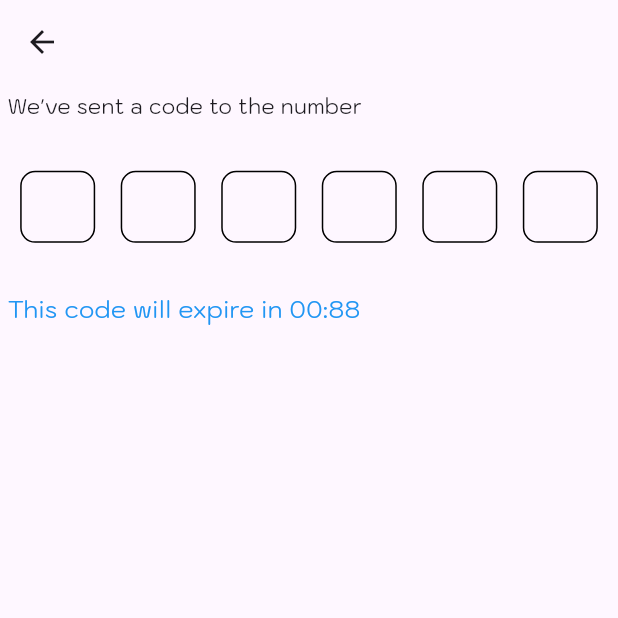
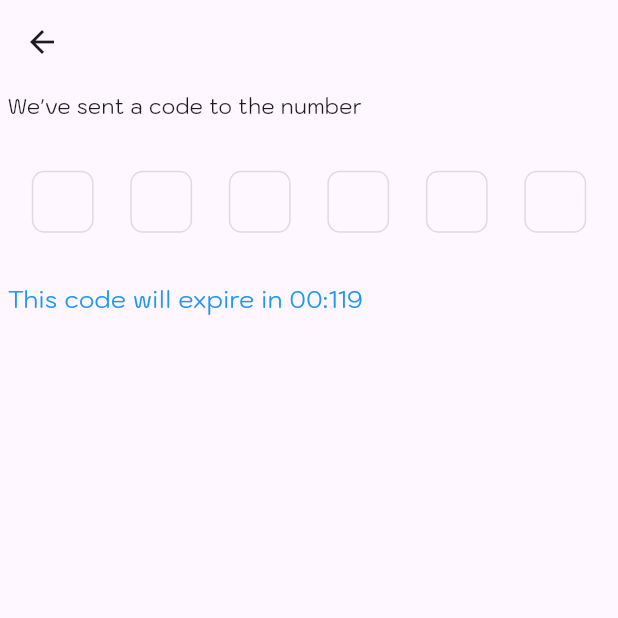
Before and after one commit to jerrito/gemini_app, a Flutter app: the OTPPage screen opened directly with empty values, on a phone screen of 412 x 824 dp, the top half of it. Run offline on Flutter 3.47's test engine with Material 3 defaults, Android fonts, the phone set to English and light mode, and no system bars; drawn by our look-alikes of otp_text_field, pinput; our stand-ins replace bloc, cached_network_image, cloud_firestore, dartz, equatable, file_picker and 19 more; missing offline and left inert: data_connection_checker_nulls, firebase_app_check, telephony; accounts and stored records are empty; generated files the repository leaves out were written again; project files that could hold a hidden picture were left out.

Commit message:
add: otp impl

```diff
--- a/lib/features/authentication/presentation/pages/otp_page.dart
+++ b/lib/features/authentication/presentation/pages/otp_page.dart
@@ -1,6 +1,9 @@
 // ignore_for_file: public_member_api_docs, sort_constructors_first
+import 'dart:async';
+
 import 'package:firebase_auth/firebase_auth.dart';
 import 'package:flutter/material.dart';
+import 'package:flutter/widgets.dart';
 import 'package:flutter_bloc/flutter_bloc.dart';
 import 'package:gemini/core/size/sizes.dart';
 import 'package:gemini/core/spacing/whitspacing.dart';
@@ -12,6 +15,7 @@ import 'package:go_router/go_router.dart';
 //import 'package:house_rental_admin/src/home/presentation/pages/home_page.dart';
 import 'package:otp_text_field/otp_text_field.dart';
 import 'package:otp_text_field/style.dart';
+import 'package:pinput/pinput.dart';
 import 'package:telephony/telephony.dart';
 
 class OTPRequest {
@@ -75,9 +79,11 @@ class _OTPPageState extends State<OTPPage> {
     }
   }
 
+  final PinController = TextEditingController();
   @override
   void initState() {
     super.initState();
+    timeCount();
     telephony.listenIncomingSms(
       onNewMessage: (SmsMessage message) {
         // print(message.address); //+977981******67, sender nubmer
@@ -94,6 +100,7 @@ class _OTPPageState extends State<OTPPage> {
           //prase code from the OTP sms
           // print("This is $otpcode");
           otpBox.set(otpcode.split(""));
+          PinController.append(otpcode, 6);
           //split otp code to list of number
           //and populate to otb boxes
           setState(() {});
@@ -126,35 +133,27 @@ class _OTPPageState extends State<OTPPage> {
                 isSuccessMessage: true,
               );
             }
+            if (state is CacheTokenError) {
+              showSnackbar(context: context, message: "Error caching token");
+            }
+            if (state is CacheTokenLoaded) {
+              context.pushNamed("signup", queryParameters: {"phoneNumber": ""});
+            }
             if (state is VerifyOTPLoaded) {
               if (widget.otpRequest.isLogin) {
-                // Navigator.push(
-                //   context,
-                //   MaterialPageRoute(builder: (context) {
-                //     return HomePage(
-                //       isLogin: widget.otpRequest.isLogin,
-                //       phoneNumber: widget.otpRequest.phoneNumber,
-                //       uid: state.user.uid,
-                //     );
-                //   }),
-                // );
+                final token =
+                    await FirebaseAuth.instance.currentUser?.getIdToken();
+                final authorization = {"token": token};
+                authBloc.add(
+                  CacheTokenEvent(
+                    authorization: authorization,
+                  ),
+                );
               } else {
                 if (widget.otpRequest.oldNumberString == null) {
-                  context.pushNamed("signup");
                 } else {
                   context.pushNamed("changeNumber",
                       queryParameters: {"phoneNumber": state.user.phoneNumber});
-                  // Navigator.push(
-                  //   context,
-                  //   MaterialPageRoute(builder: (context) {
-                  //     return SignupPage(
-                  //       phoneNumber: state.user.phoneNumber ?? "",
-                  //       uid: state.user.uid,
-                  //     );
-                  //   }),
-                  // );
-
-                  //  context.goNamed("signin");
                 }
               }
             }
@@ -182,33 +181,33 @@ class _OTPPageState extends State<OTPPage> {
                       "We've sent a code to the number ${widget.otpRequest.phoneNumber}",
                     ),
                     Space().height(context, 0.04),
-                    OTPTextField(
+                    Row(
+                      mainAxisAlignment: MainAxisAlignment.spaceEvenly,
+                      children: [
+                        Pinput(
+                          defaultPinTheme: theme(false),
+                          focusedPinTheme: theme(false),
+                          errorPinTheme: theme(true),
+                          controller: PinController,
+                          onChanged: onKeyPressed,
+                          crossAxisAlignment: CrossAxisAlignment.center,
                           length: 6,
-                      onChanged: onKeyPressed,
-                      keyboardType: TextInputType.number,
-                      controller: otpBox,
-                      otpFieldStyle: OtpFieldStyle(
-                          borderColor: Colors.black,
-                          enabledBorderColor: Colors.black),
-                      width: MediaQuery.of(context).size.width,
-                      fieldWidth: 50,
-                      fieldStyle: FieldStyle.box,
-                      style: const TextStyle(
-                        fontSize: 17,
-                      ),
-                      textFieldAlignment: MainAxisAlignment.spaceAround,
-                      //fieldStyle: F,
                           onCompleted: (val) async {
-                        // print(val);
                             Future.delayed(const Duration(seconds: 2), () {
                               PhoneAuthCredential params =
                                   PhoneAuthProvider.credential(
                                       verificationId:
                                           widget.otpRequest.verifyId.toString(),
                                       smsCode: _otpString);
-                          authBloc.add(VerifyOTPEvent(params: params));
+                              authBloc.add(
+                                VerifyOTPEvent(
+                                  params: params,
+                                ),
+                              );
                             });
                           },
+                        ),
+                      ],
                     ),
                     Space().height(context, 0.04),
                     timer(),
@@ -224,8 +223,7 @@ class _OTPPageState extends State<OTPPage> {
                         ),
                         TextButton(
                             onPressed: () {
-                              authBloc.add(PhoneNumberEvent(
-                                  phoneNumber: widget.otpRequest.phoneNumber!));
+                              context.pop("resend");
                             },
                             child: Visibility(
                               visible: !isResend,
@@ -253,21 +251,43 @@ class _OTPPageState extends State<OTPPage> {
             "Code expired",
             style: TextStyle(color: Colors.blue, fontSize: 16),
           ),
-          child: TweenAnimationBuilder(
-            onEnd: () {
-              isResend = false;
-              setState(() {});
-            },
-            tween: Tween(begin: 90.0, end: 0),
-            duration: const Duration(seconds: 120),
-            builder: (BuildContext context, value, Widget? child) => Text(
-              "This code will expire in 00:${(value).toInt()}",
+          child: Text(
+            "This code will expire in 00:${(time).toInt()}",
             style: const TextStyle(color: Colors.blue, fontSize: 16),
-            ),
           ),
         )
       ],
     );
+  }
+
+  PinTheme theme(bool isErrorTheme) {
+    return PinTheme(
+        width: Sizes().width(context, 0.1),
+        margin: EdgeInsets.symmetric(horizontal: Sizes().width(context, 0.02)),
+        height: Sizes().height(context, 0.05),
+        decoration: BoxDecoration(
+            borderRadius: BorderRadius.circular(Sizes().height(context, 0.01)),
+            border: Border.all(
+                color: isErrorTheme
+                    ? Colors.red
+                    : Theme.of(context).brightness == Brightness.light
+                        ? Colors.black12
+                        : Colors.white)));
+  }
+
+  int time = 120;
+  void timeCount() {
+    Timer.periodic(Duration(seconds: 1), (f) {
+      print(f.tick.toString());
+
+      setState(() {
+        time--;
+      });
+      if (time == 0) {
+        isResend = !isResend;
+        f.cancel();
+      }
+    });
   }
 
   void onKeyPressed(String inputValue) {
--- a/pubspec.yaml
+++ b/pubspec.yaml
@@ -67,6 +67,7 @@ dependencies:
   telephony: ^0.2.0
   otp_text_field: ^1.1.3
   firebase_app_check: ^0.3.0+4
+  pinput: ^5.0.0
 
 dev_dependencies:
   flutter_test:
```
Also changed, not shown: lib/features/authentication/presentation/pages/number_page.dart (+8 -2 lines), pubspec.lock. Lines whose indentation alone changed are shown as unchanged.
